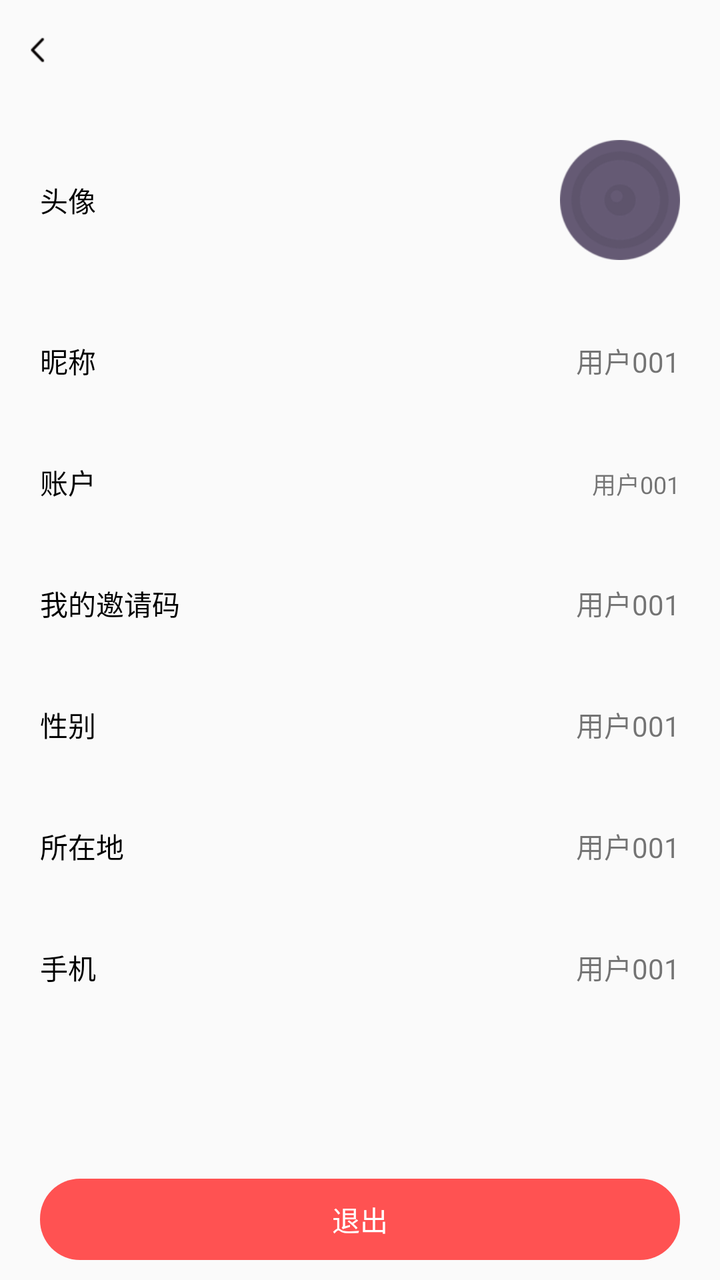
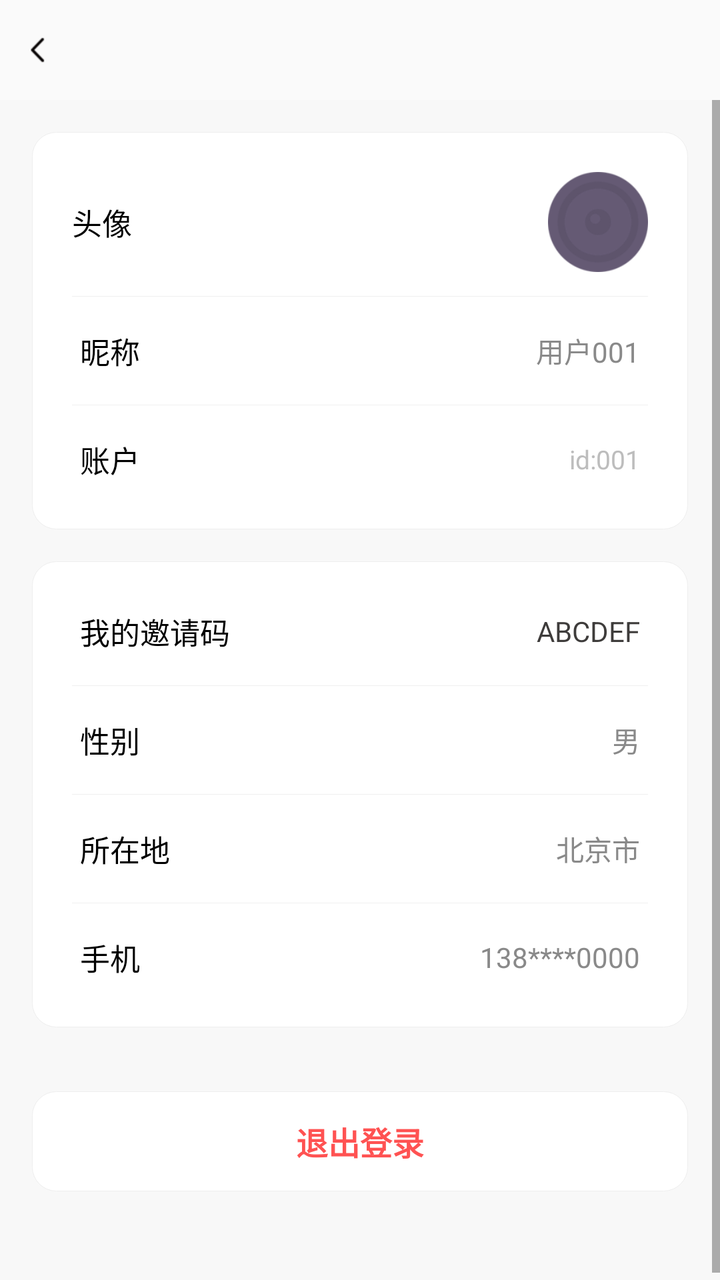

Before-and-after screenshots of an Android layout around one commit, followed by the original layout XML and the change that was made.
<!-- AndroidManifest.xml: application theme AppTheme -->
<!-- res/layout/activity_user_info.xml -->
<?xml version="1.0" encoding="utf-8"?>
<LinearLayout xmlns:android="http://schemas.android.com/apk/res/android"
    android:id="@+id/root_layout"
    android:orientation="vertical" android:layout_width="match_parent"
    android:layout_height="match_parent">
    <include layout="@layout/common_title_layout"/>
    <LinearLayout
        android:id="@+id/wx_login"
        android:layout_marginLeft="@dimen/padding_10"
        android:layout_marginRight="@dimen/padding_10"
        android:layout_marginTop="@dimen/padding_10"
        android:layout_marginBottom="@dimen/padding_10"
        android:padding="@dimen/padding_10"
        android:orientation="horizontal"
        android:layout_width="match_parent"
        android:layout_height="wrap_content">
        <TextView
            android:id="@+id/user_name"
            android:layout_weight="1"
            android:text="@string/icon"
            android:layout_gravity="center_vertical"
            android:textColor="@color/black"
            android:layout_width="0dp"
            android:layout_height="wrap_content"/>
        <ImageView
            android:id="@+id/user_image"
            android:src="@mipmap/user_image"
            android:layout_width="60dp"
            android:layout_height="60dp"/>
    </LinearLayout>
    <LinearLayout
        android:id="@+id/layout_nick_name"
        android:orientation="horizontal"
        android:layout_marginLeft="@dimen/padding_10"
        android:layout_marginRight="@dimen/padding_10"
        android:layout_marginTop="@dimen/padding_10"
        android:layout_marginBottom="@dimen/padding_10"
        android:padding="@dimen/padding_10"
        android:layout_width="match_parent"
        android:layout_height="wrap_content">
        <TextView
            android:text="@string/nick_name"
            android:textColor="@color/black"
            android:layout_width="wrap_content"
            android:layout_height="wrap_content"/>
        <TextView
            android:id="@+id/nick_name_content"
            android:text="用户001"
            android:layout_weight="1"
            android:gravity="right"
            android:layout_width="0dp"
            android:layout_height="wrap_content"/>
    </LinearLayout>
    <LinearLayout
        android:id="@+id/layout_account"
        android:orientation="horizontal"
        android:layout_marginLeft="@dimen/padding_10"
        android:layout_marginRight="@dimen/padding_10"
        android:layout_marginTop="@dimen/padding_10"
        android:layout_marginBottom="@dimen/padding_10"
        android:padding="@dimen/padding_10"
        android:layout_width="match_parent"
        android:layout_height="wrap_content">
        <TextView
            android:text="@string/account"
            android:textColor="@color/black"
            android:layout_width="wrap_content"
            android:layout_height="wrap_content"/>
        <TextView
            android:id="@+id/account_content"
            android:text="用户001"
            android:textSize="12sp"
            android:layout_weight="1"
            android:gravity="right"
            android:layout_width="0dp"
            android:layout_height="wrap_content"/>
    </LinearLayout>
    <LinearLayout
        android:id="@+id/layout_invite_code"
        android:orientation="horizontal"
        android:layout_marginLeft="@dimen/padding_10"
        android:layout_marginRight="@dimen/padding_10"
        android:layout_marginTop="@dimen/padding_10"
        android:layout_marginBottom="@dimen/padding_10"
        android:padding="@dimen/padding_10"
        android:layout_width="match_parent"
        android:layout_height="wrap_content">
        <TextView
            android:text="@string/my_invite_code"
            android:textColor="@color/black"
            android:layout_width="wrap_content"
            android:layout_height="wrap_content"/>
        <TextView
            android:id="@+id/invite_code_content"
            android:text="用户001"
            android:layout_weight="1"
            android:gravity="right"
            android:layout_width="0dp"
            android:layout_height="wrap_content"/>
    </LinearLayout>
    <LinearLayout
        android:id="@+id/layout_sex"
        android:orientation="horizontal"
        android:layout_marginLeft="@dimen/padding_10"
        android:layout_marginRight="@dimen/padding_10"
        android:layout_marginTop="@dimen/padding_10"
        android:layout_marginBottom="@dimen/padding_10"
        android:padding="@dimen/padding_10"
        android:layout_width="match_parent"
        android:layout_height="wrap_content">
        <TextView
            android:text="@string/sex"
            android:textColor="@color/black"
            android:layout_width="wrap_content"
            android:layout_height="wrap_content"/>
        <TextView
            android:id="@+id/sex_content"
            android:text="用户001"
            android:layout_weight="1"
            android:gravity="right"
            android:layout_width="0dp"
            android:layout_height="wrap_content"/>
    </LinearLayout>
    <LinearLayout
        android:id="@+id/layout_location"
        android:orientation="horizontal"
        android:layout_marginLeft="@dimen/padding_10"
        android:layout_marginRight="@dimen/padding_10"
        android:layout_marginTop="@dimen/padding_10"
        android:layout_marginBottom="@dimen/padding_10"
        android:padding="@dimen/padding_10"
        android:layout_width="match_parent"
        android:layout_height="wrap_content">
        <TextView
            android:text="@string/location"
            android:textColor="@color/black"
            android:layout_width="wrap_content"
            android:layout_height="wrap_content"/>
        <TextView
            android:id="@+id/location_content"
            android:text="用户001"
            android:layout_weight="1"
            android:gravity="right"
            android:layout_width="0dp"
            android:layout_height="wrap_content"/>
    </LinearLayout>
    <LinearLayout
        android:id="@+id/layout_mobile"
        android:orientation="horizontal"
        android:layout_marginLeft="@dimen/padding_10"
        android:layout_marginRight="@dimen/padding_10"
        android:layout_marginTop="@dimen/padding_10"
        android:layout_marginBottom="@dimen/padding_10"
        android:padding="@dimen/padding_10"
        android:layout_width="match_parent"
        android:layout_height="wrap_content">
        <TextView
            android:text="@string/mobile"
            android:textColor="@color/black"
            android:layout_width="wrap_content"
            android:layout_height="wrap_content"/>
        <TextView
            android:id="@+id/mobile_content"
            android:text="用户001"
            android:layout_weight="1"
            android:gravity="right"
            android:layout_width="0dp"
            android:layout_height="wrap_content"/>
    </LinearLayout>
    <View
        android:layout_weight="1"
        android:layout_width="match_parent"
        android:layout_height="0dp"/>
    <TextView
        android:id="@+id/exit"
        android:padding="@dimen/padding_10"
        android:background="@drawable/press_background_get"
        android:text="退出"
        android:layout_gravity="bottom"
        android:gravity="center"
        android:textColor="@color/white"
        android:layout_marginLeft="@dimen/padding_20"
        android:layout_marginRight="@dimen/padding_20"
        android:layout_marginBottom="@dimen/padding_10"
        android:layout_width="match_parent"
        android:layout_height="wrap_content"/>
</LinearLayout>
<!-- res/layout/common_title_layout.xml (included above) -->
<?xml version="1.0" encoding="utf-8"?>
    <FrameLayout
        xmlns:android="http://schemas.android.com/apk/res/android"
    android:id="@+id/title_root"
        android:layout_width="match_parent"
        android:background="@color/transparent"
        android:layout_height="@dimen/common_title_h">
        <ImageView
            android:id="@+id/back_btn"
            android:layout_gravity="center_vertical"
            android:gravity="center"
            android:src="@mipmap/back_btn_dark"
            android:layout_marginLeft="@dimen/padding_10"
            android:layout_width="wrap_content"
            android:layout_height="wrap_content"/>

        <TextView
            android:id="@+id/title"
            android:layout_gravity="center"
            android:gravity="center"
            android:textSize="18sp"
            android:layout_width="wrap_content"
            android:layout_height="match_parent"/>

        <ImageView
            android:id="@+id/right_btn"
            android:layout_gravity="right"
            android:gravity="center"
            android:layout_marginRight="@dimen/padding_10"
            android:visibility="gone"
            android:layout_width="wrap_content"
            android:layout_height="match_parent"/>
        <TextView
            android:id="@+id/right_btn_text"
            android:layout_gravity="right"
            android:gravity="center"
            android:layout_marginRight="@dimen/padding_10"
            android:visibility="gone"
            android:layout_width="wrap_content"
            android:layout_height="match_parent"/>
    </FrameLayout>
<!-- resources referenced by this layout -->
<resources>
  <color name="black">#000000</color>
  <color name="transparent">#00000000</color>
  <color name="white">#FFFFFF</color>
  <dimen name="common_title_h">50dp</dimen>
  <dimen name="padding_10">10dp</dimen>
  <dimen name="padding_20">20dp</dimen>
  <!-- drawable press_background_get (drawable) -->
  <?xml version="1.0" encoding="utf-8"?>
  <selector xmlns:android="http://schemas.android.com/apk/res/android">
      <item android:state_pressed="false">
          <shape android:shape="rectangle" >
              <solid android:color="@color/get_coin_back" />
              <corners
                  android:bottomLeftRadius="@dimen/padding_20"
                  android:bottomRightRadius="@dimen/padding_20"
                  android:topLeftRadius="@dimen/padding_20"
                  android:topRightRadius="@dimen/padding_20" />
          </shape>
      </item>
      <item android:state_pressed="true">
          <shape android:shape="rectangle" >
              <solid android:color="@color/gray" />
              <corners
                  android:bottomLeftRadius="@dimen/padding_20"
                  android:bottomRightRadius="@dimen/padding_20"
                  android:topLeftRadius="@dimen/padding_20"
                  android:topRightRadius="@dimen/padding_20" />
          </shape>
      </item>
  </selector>
  <!-- mipmap back_btn_dark: png bitmap (mipmap-xhdpi, 1261 bytes) -->
  <!-- mipmap user_image: png bitmap (mipmap-xhdpi, 5852 bytes) -->
  <string name="account">账户</string>
  <string name="icon">头像</string>
  <string name="location">所在地</string>
  <string name="mobile">手机</string>
  <string name="my_invite_code">我的邀请码</string>
  <string name="nick_name">昵称</string>
  <string name="sex">性别</string>
  <style name="AppTheme" parent="Theme.AppCompat.Light.NoActionBar">
          
          <item name="colorPrimary">@color/colorPrimary</item>
          <item name="colorPrimaryDark">@color/colorPrimaryDark</item>
          <item name="colorAccent">@color/colorAccent</item>
      </style>
  <color name="get_coin_back">#ff5252</color>
  <color name="gray">#9C9C9C</color>
  <color name="colorPrimary">#008577</color>
  <color name="colorPrimaryDark">#00574B</color>
  <color name="colorAccent">#D81B60</color>
</resources>

<!-- the commit's change to res/layout/activity_user_info.xml (unified diff, before → after) -->
@@ -4,186 +4,221 @@
     android:orientation="vertical" android:layout_width="match_parent"
     android:layout_height="match_parent">
     <include layout="@layout/common_title_layout"/>
-    <LinearLayout
-        android:id="@+id/wx_login"
-        android:layout_marginLeft="@dimen/padding_10"
-        android:layout_marginRight="@dimen/padding_10"
-        android:layout_marginTop="@dimen/padding_10"
-        android:layout_marginBottom="@dimen/padding_10"
-        android:padding="@dimen/padding_10"
-        android:orientation="horizontal"
+    <ScrollView
         android:layout_width="match_parent"
-        android:layout_height="wrap_content">
-        <TextView
-            android:id="@+id/user_name"
-            android:layout_weight="1"
-            android:text="@string/icon"
-            android:layout_gravity="center_vertical"
-            android:textColor="@color/black"
-            android:layout_width="0dp"
-            android:layout_height="wrap_content"/>
-        <ImageView
-            android:id="@+id/user_image"
-            android:src="@mipmap/user_image"
-            android:layout_width="60dp"
-            android:layout_height="60dp"/>
-    </LinearLayout>
-    <LinearLayout
-        android:id="@+id/layout_nick_name"
-        android:orientation="horizontal"
-        android:layout_marginLeft="@dimen/padding_10"
-        android:layout_marginRight="@dimen/padding_10"
-        android:layout_marginTop="@dimen/padding_10"
-        android:layout_marginBottom="@dimen/padding_10"
-        android:padding="@dimen/padding_10"
-        android:layout_width="match_parent"
-        android:layout_height="wrap_content">
-        <TextView
-            android:text="@string/nick_name"
-            android:textColor="@color/black"
-            android:layout_width="wrap_content"
-            android:layout_height="wrap_content"/>
-        <TextView
-            android:id="@+id/nick_name_content"
-            android:text="用户001"
-            android:layout_weight="1"
-            android:gravity="right"
-            android:layout_width="0dp"
-            android:layout_height="wrap_content"/>
-    </LinearLayout>
-    <LinearLayout
-        android:id="@+id/layout_account"
-        android:orientation="horizontal"
-        android:layout_marginLeft="@dimen/padding_10"
-        android:layout_marginRight="@dimen/padding_10"
-        android:layout_marginTop="@dimen/padding_10"
-        android:layout_marginBottom="@dimen/padding_10"
-        android:padding="@dimen/padding_10"
-        android:layout_width="match_parent"
-        android:layout_height="wrap_content">
-        <TextView
-            android:text="@string/account"
-            android:textColor="@color/black"
-            android:layout_width="wrap_content"
-            android:layout_height="wrap_content"/>
-        <TextView
-            android:id="@+id/account_content"
-            android:text="用户001"
-            android:textSize="12sp"
-            android:layout_weight="1"
-            android:gravity="right"
-            android:layout_width="0dp"
-            android:layout_height="wrap_content"/>
-    </LinearLayout>
-    <LinearLayout
-        android:id="@+id/layout_invite_code"
-        android:orientation="horizontal"
-        android:layout_marginLeft="@dimen/padding_10"
-        android:layout_marginRight="@dimen/padding_10"
-        android:layout_marginTop="@dimen/padding_10"
-        android:layout_marginBottom="@dimen/padding_10"
-        android:padding="@dimen/padding_10"
-        android:layout_width="match_parent"
-        android:layout_height="wrap_content">
-        <TextView
-            android:text="@string/my_invite_code"
-            android:textColor="@color/black"
-            android:layout_width="wrap_content"
-            android:layout_height="wrap_content"/>
-        <TextView
-            android:id="@+id/invite_code_content"
-            android:text="用户001"
-            android:layout_weight="1"
-            android:gravity="right"
-            android:layout_width="0dp"
-            android:layout_height="wrap_content"/>
-    </LinearLayout>
-    <LinearLayout
-        android:id="@+id/layout_sex"
-        android:orientation="horizontal"
-        android:layout_marginLeft="@dimen/padding_10"
-        android:layout_marginRight="@dimen/padding_10"
-        android:layout_marginTop="@dimen/padding_10"
-        android:layout_marginBottom="@dimen/padding_10"
-        android:padding="@dimen/padding_10"
-        android:layout_width="match_parent"
-        android:layout_height="wrap_content">
-        <TextView
-            android:text="@string/sex"
-            android:textColor="@color/black"
-            android:layout_width="wrap_content"
-            android:layout_height="wrap_content"/>
-        <TextView
-            android:id="@+id/sex_content"
-            android:text="用户001"
-            android:layout_weight="1"
-            android:gravity="right"
-            android:layout_width="0dp"
-            android:layout_height="wrap_content"/>
-    </LinearLayout>
-    <LinearLayout
-        android:id="@+id/layout_location"
-        android:orientation="horizontal"
-        android:layout_marginLeft="@dimen/padding_10"
-        android:layout_marginRight="@dimen/padding_10"
-        android:layout_marginTop="@dimen/padding_10"
-        android:layout_marginBottom="@dimen/padding_10"
-        android:padding="@dimen/padding_10"
-        android:layout_width="match_parent"
-        android:layout_height="wrap_content">
-        <TextView
-            android:text="@string/location"
-            android:textColor="@color/black"
-            android:layout_width="wrap_content"
-            android:layout_height="wrap_content"/>
-        <TextView
-            android:id="@+id/location_content"
-            android:text="用户001"
-            android:layout_weight="1"
-            android:gravity="right"
-            android:layout_width="0dp"
-            android:layout_height="wrap_content"/>
-    </LinearLayout>
-    <LinearLayout
-        android:id="@+id/layout_mobile"
-        android:orientation="horizontal"
-        android:layout_marginLeft="@dimen/padding_10"
-        android:layout_marginRight="@dimen/padding_10"
-        android:layout_marginTop="@dimen/padding_10"
-        android:layout_marginBottom="@dimen/padding_10"
-        android:padding="@dimen/padding_10"
-        android:layout_width="match_parent"
-        android:layout_height="wrap_content">
-        <TextView
-            android:text="@string/mobile"
-            android:textColor="@color/black"
-            android:layout_width="wrap_content"
-            android:layout_height="wrap_content"/>
-        <TextView
-            android:id="@+id/mobile_content"
-            android:text="用户001"
-            android:layout_weight="1"
-            android:gravity="right"
-            android:layout_width="0dp"
-            android:layout_height="wrap_content"/>
-    </LinearLayout>
-    <View
+        android:layout_height="0dp"
         android:layout_weight="1"
-        android:layout_width="match_parent"
-        android:layout_height="0dp"/>
-    <TextView
-        android:id="@+id/exit"
-        android:padding="@dimen/padding_10"
-        android:background="@drawable/press_background_get"
-        android:text="退出"
-        android:layout_gravity="bottom"
-        android:gravity="center"
-        android:textColor="@color/white"
-        android:layout_marginLeft="@dimen/padding_20"
-        android:layout_marginRight="@dimen/padding_20"
-        android:layout_marginBottom="@dimen/padding_10"
-        android:layout_width="match_parent"
-        android:layout_height="wrap_content"/>
+        android:background="#F8F8F8">
+
+        <LinearLayout
+            android:layout_width="match_parent"
+            android:layout_height="wrap_content"
+            android:orientation="vertical"
+            android:padding="16dp">
+
+            
+            <LinearLayout
+                android:layout_width="match_parent"
+                android:layout_height="wrap_content"
+                android:background="@drawable/bg_info_card"
+                android:orientation="vertical"
+                android:padding="8dp">
+
+                <LinearLayout
+                    android:id="@+id/wx_login"
+                    android:layout_width="match_parent"
+                    android:layout_height="wrap_content"
+                    android:gravity="center_vertical"
+                    android:orientation="horizontal"
+                    android:padding="12dp">
+                    <TextView
+                        android:layout_width="0dp"
+                        android:layout_height="wrap_content"
+                        android:layout_weight="1"
+                        android:text="@string/icon"
+                        android:textColor="@color/black"
+                        android:textSize="15sp" />
+                    <ImageView
+                        android:id="@+id/user_image"
+                        android:layout_width="50dp"
+                        android:layout_height="50dp"
+                        android:src="@mipmap/user_image" />
+                </LinearLayout>
+
+                <View android:layout_width="match_parent" android:layout_height="1px" android:background="#F0F0F0" android:layout_marginHorizontal="12dp"/>
+
+                <LinearLayout
+                    android:id="@+id/layout_nick_name"
+                    android:layout_width="match_parent"
+                    android:layout_height="wrap_content"
+                    android:gravity="center_vertical"
+                    android:orientation="horizontal"
+                    android:padding="16dp">
+                    <TextView
+                        android:layout_width="wrap_content"
+                        android:layout_height="wrap_content"
+                        android:text="@string/nick_name"
+                        android:textColor="@color/black"
+                        android:textSize="15sp" />
+                    <TextView
+                        android:id="@+id/nick_name_content"
+                        android:layout_width="0dp"
+                        android:layout_height="wrap_content"
+                        android:layout_weight="1"
+                        android:gravity="right"
+                        android:text="用户001"
+                        android:textColor="#898989" />
+                </LinearLayout>
+
+                <View android:layout_width="match_parent" android:layout_height="1px" android:background="#F0F0F0" android:layout_marginHorizontal="12dp"/>
+
+                <LinearLayout
+                    android:id="@+id/layout_account"
+                    android:layout_width="match_parent"
+                    android:layout_height="wrap_content"
+                    android:gravity="center_vertical"
+                    android:orientation="horizontal"
+                    android:padding="16dp">
+                    <TextView
+                        android:layout_width="wrap_content"
+                        android:layout_height="wrap_content"
+                        android:text="@string/account"
+                        android:textColor="@color/black"
+                        android:textSize="15sp" />
+                    <TextView
+                        android:id="@+id/account_content"
+                        android:layout_width="0dp"
+                        android:layout_height="wrap_content"
+                        android:layout_weight="1"
+                        android:gravity="right"
+                        android:text="id:001"
+                        android:textColor="#BDBDBD"
+                        android:textSize="13sp" />
+                </LinearLayout>
+            </LinearLayout>
+
+            
+            <LinearLayout
+                android:layout_width="match_parent"
+                android:layout_height="wrap_content"
+                android:layout_marginTop="16dp"
+                android:background="@drawable/bg_info_card"
+                android:orientation="vertical"
+                android:padding="8dp">
+
+                <LinearLayout
+                    android:id="@+id/layout_invite_code"
+                    android:layout_width="match_parent"
+                    android:layout_height="wrap_content"
+                    android:gravity="center_vertical"
+                    android:orientation="horizontal"
+                    android:padding="16dp">
+                    <TextView
+                        android:layout_width="wrap_content"
+                        android:layout_height="wrap_content"
+                        android:text="@string/my_invite_code"
+                        android:textColor="@color/black"
+                        android:textSize="15sp" />
+                    <TextView
+                        android:id="@+id/invite_code_content"
+                        android:layout_width="0dp"
+                        android:layout_height="wrap_content"
+                        android:layout_weight="1"
+                        android:gravity="right"
+                        android:text="ABCDEF"
+                        android:textColor="#3E3C3B" />
+                </LinearLayout>
+
+                <View android:layout_width="match_parent" android:layout_height="1px" android:background="#F0F0F0" android:layout_marginHorizontal="12dp"/>
+
+                <LinearLayout
+                    android:id="@+id/layout_sex"
+                    android:layout_width="match_parent"
+                    android:layout_height="wrap_content"
+                    android:gravity="center_vertical"
+                    android:orientation="horizontal"
+                    android:padding="16dp">
+                    <TextView
+                        android:layout_width="wrap_content"
+                        android:layout_height="wrap_content"
+                        android:text="@string/sex"
+                        android:textColor="@color/black"
+                        android:textSize="15sp" />
+                    <TextView
+                        android:id="@+id/sex_content"
+                        android:layout_width="0dp"
+                        android:layout_height="wrap_content"
+                        android:layout_weight="1"
+                        android:gravity="right"
+                        android:text="男"
+                        android:textColor="#898989" />
+                </LinearLayout>
+
+                <View android:layout_width="match_parent" android:layout_height="1px" android:background="#F0F0F0" android:layout_marginHorizontal="12dp"/>
+
+                <LinearLayout
+                    android:id="@+id/layout_location"
+                    android:layout_width="match_parent"
+                    android:layout_height="wrap_content"
+                    android:gravity="center_vertical"
+                    android:orientation="horizontal"
+                    android:padding="16dp">
+                    <TextView
+                        android:layout_width="wrap_content"
+                        android:layout_height="wrap_content"
+                        android:text="@string/location"
+                        android:textColor="@color/black"
+                        android:textSize="15sp" />
+                    <TextView
+                        android:id="@+id/location_content"
+                        android:layout_width="0dp"
+                        android:layout_height="wrap_content"
+                        android:layout_weight="1"
+                        android:gravity="right"
+                        android:text="北京市"
+                        android:textColor="#898989" />
+                </LinearLayout>
+
+                <View android:layout_width="match_parent" android:layout_height="1px" android:background="#F0F0F0" android:layout_marginHorizontal="12dp"/>
+
+                <LinearLayout
+                    android:id="@+id/layout_mobile"
+                    android:layout_width="match_parent"
+                    android:layout_height="wrap_content"
+                    android:gravity="center_vertical"
+                    android:orientation="horizontal"
+                    android:padding="16dp">
+                    <TextView
+                        android:layout_width="wrap_content"
+                        android:layout_height="wrap_content"
+                        android:text="@string/mobile"
+                        android:textColor="@color/black"
+                        android:textSize="15sp" />
+                    <TextView
+                        android:id="@+id/mobile_content"
+                        android:layout_width="0dp"
+                        android:layout_height="wrap_content"
+                        android:layout_weight="1"
+                        android:gravity="right"
+                        android:text="138****0000"
+                        android:textColor="#898989" />
+                </LinearLayout>
+            </LinearLayout>
+
+            <TextView
+                android:id="@+id/exit"
+                android:layout_width="match_parent"
+                android:layout_height="50dp"
+                android:layout_marginTop="32dp"
+                android:layout_marginBottom="32dp"
+                android:background="@drawable/bg_info_card"
+                android:gravity="center"
+                android:text="退出登录"
+                android:textColor="#FF5252"
+                android:textSize="16sp"
+                android:textStyle="bold" />
+        </LinearLayout>
+    </ScrollView>
 </LinearLayout>
 <!-- res/layout/common_title_layout.xml (included above) -->
 <?xml version="1.0" encoding="utf-8"?>
@@ -207,6 +242,7 @@
             android:layout_gravity="center"
             android:gravity="center"
             android:textSize="18sp"
+            android:textStyle="bold"
             android:layout_width="wrap_content"
             android:layout_height="match_parent"/>
 
<!-- resource entries referenced after the edit -->
@@ -5,31 +5,13 @@
   <color name="white">#FFFFFF</color>
   <dimen name="common_title_h">50dp</dimen>
   <dimen name="padding_10">10dp</dimen>
-  <dimen name="padding_20">20dp</dimen>
-  <!-- drawable press_background_get (drawable) -->
+  <!-- drawable bg_info_card (drawable) -->
   <?xml version="1.0" encoding="utf-8"?>
-  <selector xmlns:android="http://schemas.android.com/apk/res/android">
-      <item android:state_pressed="false">
-          <shape android:shape="rectangle" >
-              <solid android:color="@color/get_coin_back" />
-              <corners
-                  android:bottomLeftRadius="@dimen/padding_20"
-                  android:bottomRightRadius="@dimen/padding_20"
-                  android:topLeftRadius="@dimen/padding_20"
-                  android:topRightRadius="@dimen/padding_20" />
-          </shape>
-      </item>
-      <item android:state_pressed="true">
-          <shape android:shape="rectangle" >
-              <solid android:color="@color/gray" />
-              <corners
-                  android:bottomLeftRadius="@dimen/padding_20"
-                  android:bottomRightRadius="@dimen/padding_20"
-                  android:topLeftRadius="@dimen/padding_20"
-                  android:topRightRadius="@dimen/padding_20" />
-          </shape>
-      </item>
-  </selector>
+  <shape xmlns:android="http://schemas.android.com/apk/res/android">
+      <solid android:color="@color/white" />
+      <corners android:radius="12dp" />
+      <stroke android:width="1px" android:color="#EEEEEE"/>
+  </shape>
   <!-- mipmap back_btn_dark: png bitmap (mipmap-xhdpi, 1261 bytes) -->
   <!-- mipmap user_image: png bitmap (mipmap-xhdpi, 5852 bytes) -->
   <string name="account">账户</string>
@@ -45,8 +27,6 @@
           <item name="colorPrimaryDark">@color/colorPrimaryDark</item>
           <item name="colorAccent">@color/colorAccent</item>
       </style>
-  <color name="get_coin_back">#ff5252</color>
-  <color name="gray">#9C9C9C</color>
   <color name="colorPrimary">#008577</color>
   <color name="colorPrimaryDark">#00574B</color>
   <color name="colorAccent">#D81B60</color>
